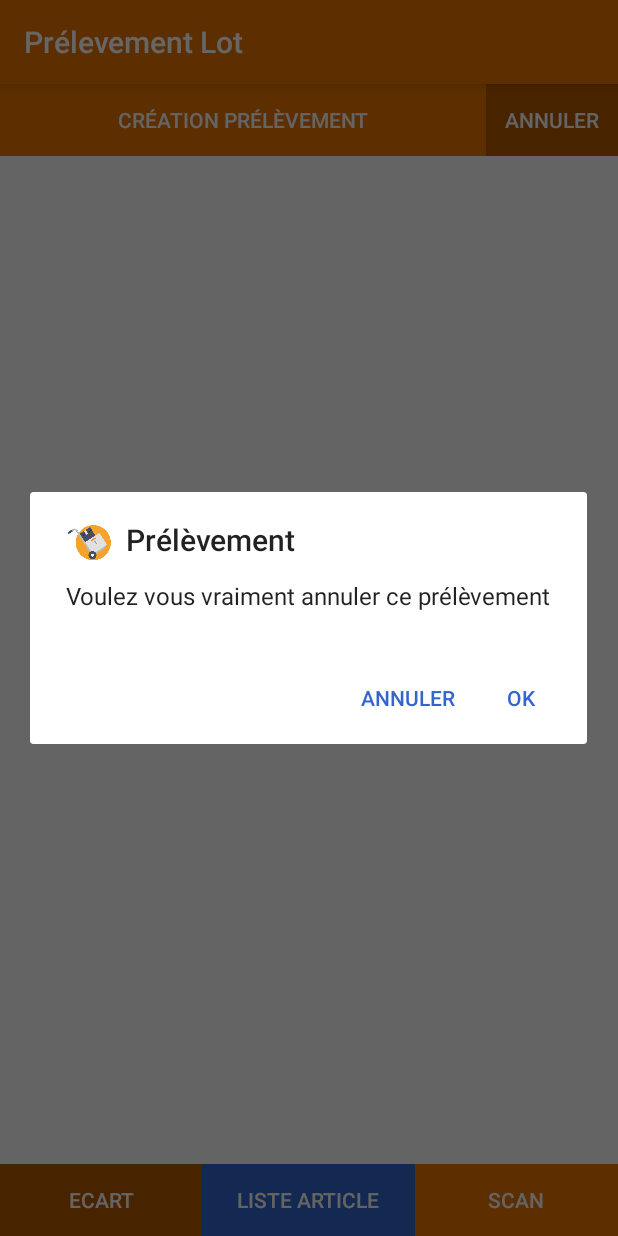
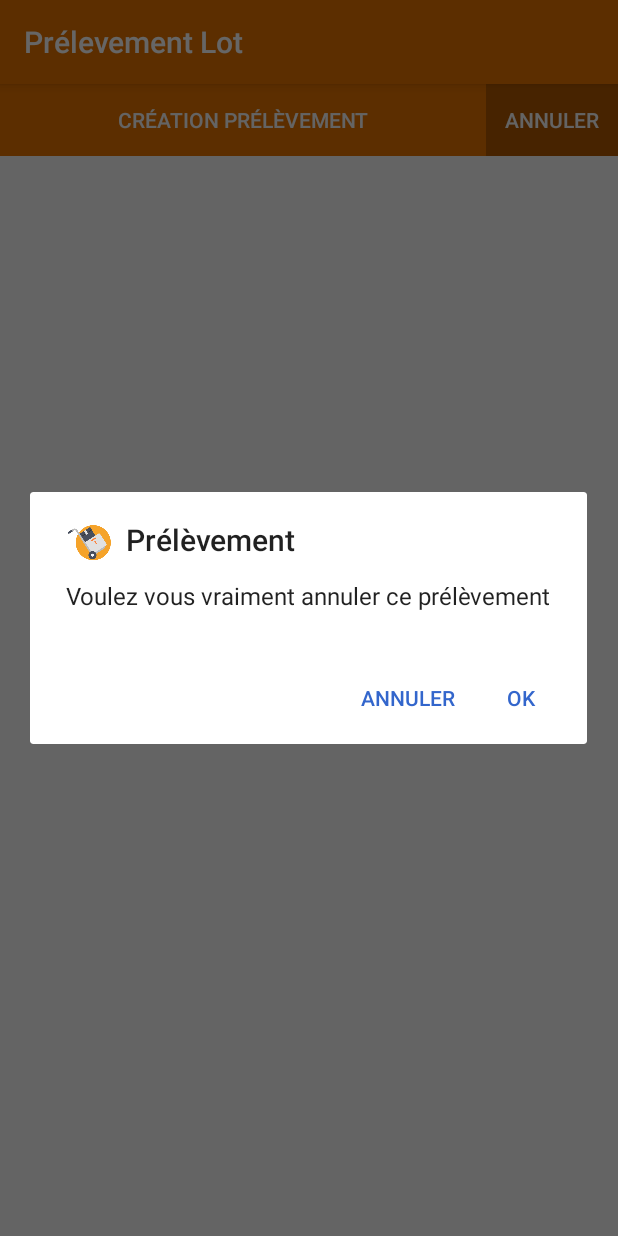
Before and after one commit to issaouifaten/wms, an Android app: the PrelevementLotActivity screen opened directly, with no data from a screen before it, after a tap on "ANNULER", on a phone screen of 412 x 824 dp. Run offline under Robolectric (Android 15) with nearby library versions, the phone set to English and light mode, and no system bars; our stand-ins replace Volley; network calls fail.

Commit message:
fix PRELEVEMENT LOT

```diff
--- a/app/src/main/java/com/darryncampbell/dwgettingstartedjava/PrelevementLotActivity.java
+++ b/app/src/main/java/com/darryncampbell/dwgettingstartedjava/PrelevementLotActivity.java
@@ -62,6 +62,7 @@ public class PrelevementLotActivity extends AppCompatActivity implements View.On
     String baseUrlLigneBC = "";
     String baseUrlCreatePrelevement ="";
     String baseUrlListBC = "";
+    LinearLayout layout_scan;
 
     @Override
     protected void onCreate(Bundle savedInstanceState) {
@@ -73,6 +74,7 @@ public class PrelevementLotActivity extends AppCompatActivity implements View.On
 
         grid_prelevement = (GridView) findViewById(R.id.grid_prelevement);
         progressBar = (ProgressBar) findViewById(R.id.progressBar);
+        layout_scan = (LinearLayout) findViewById(R.id.layout_scan);
         output = findViewById(R.id.txtOutput);
         helper = new Helper(getApplicationContext());
 
@@ -109,10 +111,11 @@ public class PrelevementLotActivity extends AppCompatActivity implements View.On
         if (c.getCount() > 0) {
             FillListLignePrelevement fillListLignePrelevement = new FillListLignePrelevement();
             fillListLignePrelevement.execute("");
-
+            layout_scan.setVisibility(View.VISIBLE);
 
         } else {
             FillListBonCommande();
+            layout_scan.setVisibility(View.GONE);
              }
         btnDelete = (Button) findViewById(R.id.bt_delete);
         btnDelete.setOnClickListener(new View.OnClickListener() {
@@ -237,6 +240,7 @@ public class PrelevementLotActivity extends AppCompatActivity implements View.On
                                             public void onClick(View view) {
                                                 helper.AddBonCommandePrelevementLot(val);
                                                 FillLigneBonCommande();
+                                                layout_scan.setVisibility(View.VISIBLE);
                                                 btdelete.setVisibility(View.VISIBLE);
                                                 btplus.setVisibility(View.GONE);
                                             }
@@ -251,7 +255,7 @@ public class PrelevementLotActivity extends AppCompatActivity implements View.On
                                         });
 
                                         txt_code.setText(val.getNo_() + "");
-                                        txt_nom_client.setText(val.getClient() + "");
+                                        txt_nom_client.setText( "");
 
 
                                         return convertView;
--- a/app/src/main/res/layout/activity_prelevement_lot.xml
+++ b/app/src/main/res/layout/activity_prelevement_lot.xml
@@ -69,6 +69,7 @@
             android:orientation="vertical">
 
             <LinearLayout
+                android:id="@+id/layout_scan"
                 android:layout_width="match_parent"
                 android:layout_height="wrap_content"
                 android:orientation="horizontal">
```
